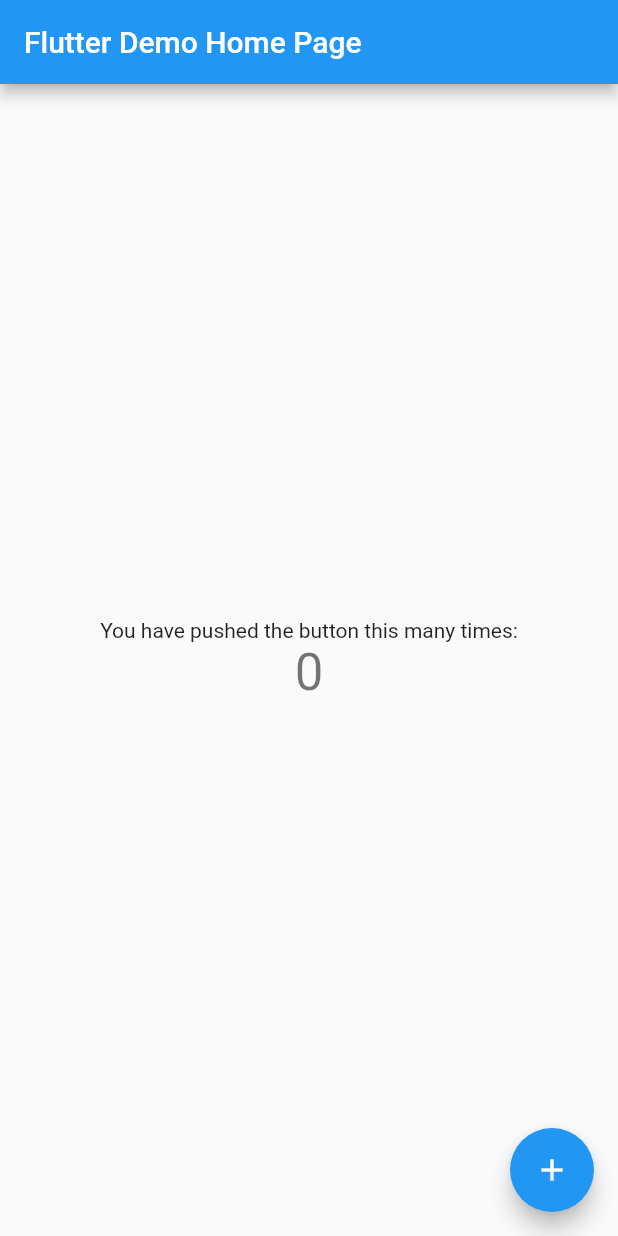
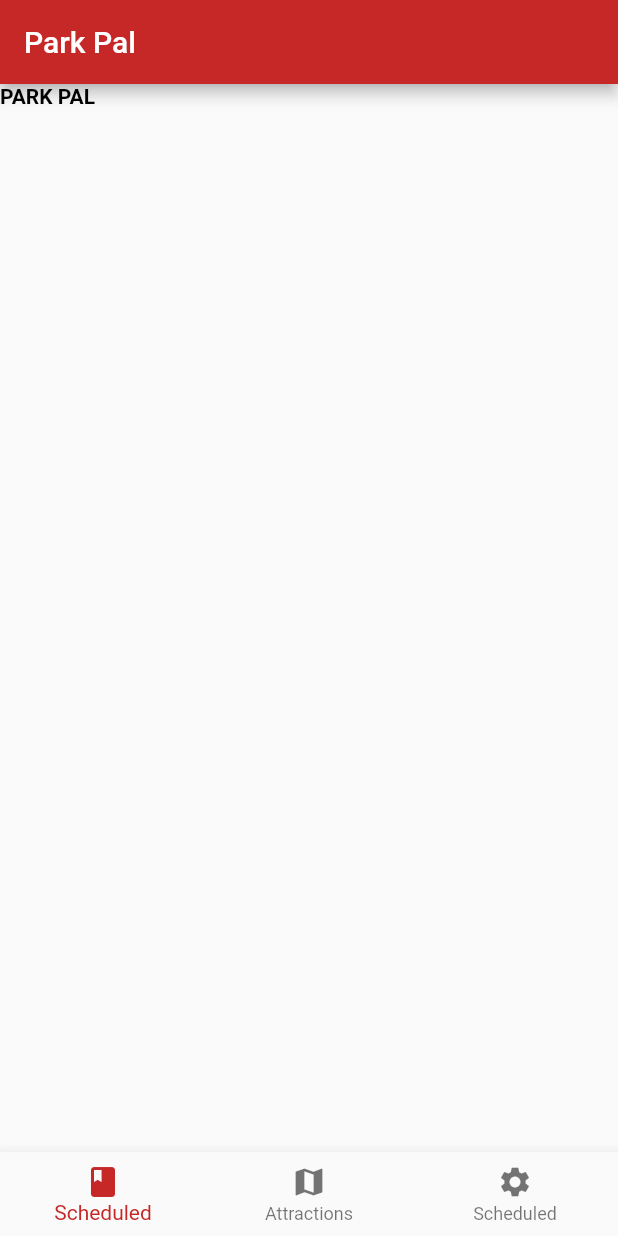
Before and after one commit to CameronNorrie/DevelAppers, a Flutter app: the screen it shows after launch, on a phone screen of 412 x 824 dp. Run offline on Flutter 3.47's test engine with Material 2 defaults, Android fonts, the light colour scheme and no system bars.

Commit message:
Made bottom navigation bar skeleton for homepage

```diff
--- a/parkpal/lib/main.dart
+++ b/parkpal/lib/main.dart
@@ -1,67 +1,22 @@
 import 'package:flutter/material.dart';
+import './view/pages/BottomNav.dart';
 
 void main() {
-  runApp(const MyApp());
+  runApp(MyApp());
 }
 
-class MyApp extends StatelessWidget {
-  const MyApp({super.key});
+class MyApp extends StatefulWidget {
+  @override
+  _AppState createState() => _AppState();
+}
 
-  // This widget is the root of your application.
+class _AppState extends State<MyApp> {
+
   @override
-  Widget build(BuildContext context) {
+  Widget build(BuildContext context){
     return MaterialApp(
-      title: 'Flutter Demo',
-      theme: ThemeData(
-        primarySwatch: Colors.blue,
-      ),
-      home: const MyHomePage(title: 'Flutter Demo Home Page'),
+      title: "Park Pal",
+      home: BottomNav(),
     );
   }
 }
-
-class MyHomePage extends StatefulWidget {
-  const MyHomePage({super.key, required this.title});
-  final String title;
-
-  @override
-  State<MyHomePage> createState() => _MyHomePageState();
-}
-
-class _MyHomePageState extends State<MyHomePage> {
-  int _counter = 0;
-
-  void _incrementCounter() {
-    setState(() {
-      _counter++;
-    });
-  }
-
-  @override
-  Widget build(BuildContext context) {
-    return Scaffold(
-      appBar: AppBar(
-        title: Text(widget.title),
-      ),
-      body: Center(
-        child: Column(
-          mainAxisAlignment: MainAxisAlignment.center,
-          children: <Widget>[
-            const Text(
-              'You have pushed the button this many times:',
-            ),
-            Text(
-              '$_counter',
-              style: Theme.of(context).textTheme.headline4,
-            ),
-          ],
-        ),
-      ),
-      floatingActionButton: FloatingActionButton(
-        onPressed: _incrementCounter,
-        tooltip: 'Increment',
-        child: const Icon(Icons.add),
-      ),
-    );
-  }
-}
--- /dev/null
+++ b/parkpal/lib/view/pages/BottomNav.dart
@@ -0,0 +1,36 @@
+import 'package:flutter/material.dart';
+
+class BottomNav extends StatefulWidget {
+  @override
+  State<BottomNav> createState() => _BottomNav();
+}
+
+class _BottomNav extends State<BottomNav> {
+  @override
+  Widget build(BuildContext context) {
+    return Scaffold(
+      appBar: AppBar(
+        title: Text("Park Pal"),
+        backgroundColor: Colors.red[800],
+      ),
+      body: Text("PARK PAL", style: TextStyle(color: Colors.black, fontWeight: FontWeight.w600) ),
+      bottomNavigationBar: BottomNavigationBar(
+        items: [
+          BottomNavigationBarItem(
+            icon: Icon(Icons.book),
+            label: "Scheduled",
+          ),
+          BottomNavigationBarItem(
+            icon: Icon(Icons.map),
+            label: "Attractions",
+          ),
+          BottomNavigationBarItem(
+            icon: Icon(Icons.settings),
+            label: "Scheduled",
+          ),
+        ],
+        selectedItemColor: Colors.red[800],
+      ),
+    );
+  }
+}
```
